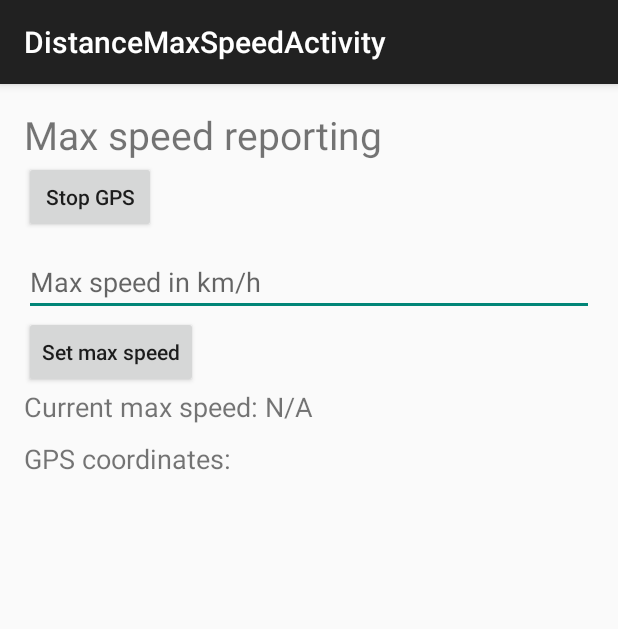
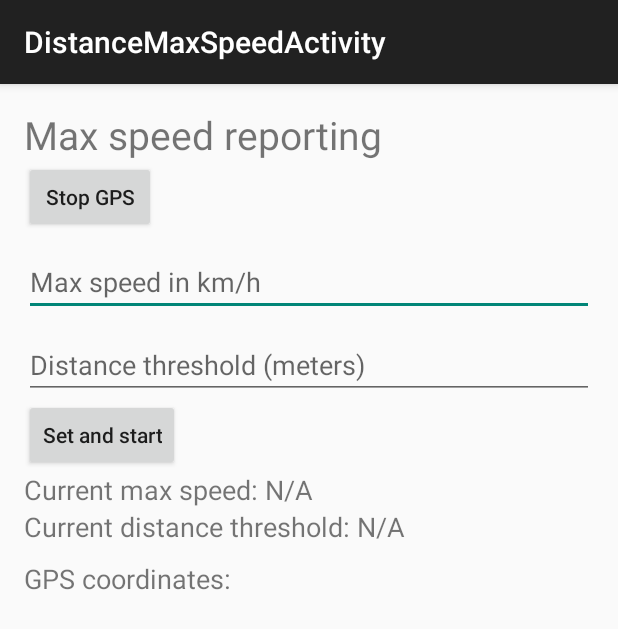
Before and after one commit to YnkDK/PP-Project2, an Android app: the DistanceMaxSpeedActivity screen opened directly, with no data from a screen before it, on a phone screen of 412 x 824 dp. Shown: the top 629 px of the screen. Run offline under Robolectric (Android 15) with nearby library versions, the phone set to English and light mode, and no system bars.

Commit message:
Adapted max speed to use filter + small bug fixes

```diff
--- a/app/src/main/java/dk/au/pp13/positionfinder/DistanceNaiveActivity.java
+++ b/app/src/main/java/dk/au/pp13/positionfinder/DistanceNaiveActivity.java
@@ -7,6 +7,8 @@ import android.support.v7.app.ActionBarActivity;
 import android.view.View;
 import android.widget.EditText;
 import android.widget.TextView;
+
+import dk.au.pp13.positionfinder.filters.HaversineFilter;
 
 
 public class DistanceNaiveActivity extends ActionBarActivity {
--- a/app/src/main/java/dk/au/pp13/positionfinder/GPSListener.java
+++ b/app/src/main/java/dk/au/pp13/positionfinder/GPSListener.java
@@ -4,6 +4,8 @@ import android.location.Location;
 import android.location.LocationListener;
 import android.os.Bundle;
 import android.widget.TextView;
+
+import dk.au.pp13.positionfinder.filters.Filter;
 
 /**
  * Created by CasperC on 9/23/15.
--- a/app/src/main/java/dk/au/pp13/positionfinder/Filter.java
+++ b/app/src/main/java/dk/au/pp13/positionfinder/filters/Filter.java
@@ -1,4 +1,4 @@
-package dk.au.pp13.positionfinder;
+package dk.au.pp13.positionfinder.filters;
 
 import android.location.Location;
 
--- a/app/src/main/java/dk/au/pp13/positionfinder/HaversineFilter.java
+++ b/app/src/main/java/dk/au/pp13/positionfinder/filters/HaversineFilter.java
@@ -1,4 +1,4 @@
-package dk.au.pp13.positionfinder;
+package dk.au.pp13.positionfinder.filters;
 
 import android.location.Location;
 
@@ -10,7 +10,7 @@ public class HaversineFilter implements Filter {
     /**
      * @param threshold The distance in meters, in which two locations should have moved
      */
-    HaversineFilter(double threshold) {
+    public HaversineFilter(double threshold) {
         this.threshold = threshold;
     }
 
--- a/app/src/main/java/dk/au/pp13/positionfinder/TimeFilter.java
+++ b/app/src/main/java/dk/au/pp13/positionfinder/filters/TimeFilter.java
@@ -1,4 +1,4 @@
-package dk.au.pp13.positionfinder;
+package dk.au.pp13.positionfinder.filters;
 
 import android.location.Location;
 
@@ -13,7 +13,7 @@ public class TimeFilter implements Filter {
     /**
      * @param threshold The distance in seconds, in which two locations should have changed
      */
-    TimeFilter(long threshold) {
+    public TimeFilter(long threshold) {
         this.threshold = threshold * 1000;
     }
 
--- a/app/src/main/res/layout/activity_distance_max_speed.xml
+++ b/app/src/main/res/layout/activity_distance_max_speed.xml
@@ -33,6 +33,15 @@
         android:inputType="number"
         />
 
+    <EditText
+        android:id="@+id/inputFieldDistance"
+        android:layout_width="match_parent"
+        android:layout_height="wrap_content"
+        android:hint="@string/distance_threshold"
+        android:layout_marginTop="10dp"
+        android:textSize="18sp"
+        android:inputType="number" />
+
     <Button
         android:layout_width="wrap_content"
         android:layout_height="wrap_content"
@@ -50,6 +59,13 @@
         />
 
     <TextView
+        android:id="@+id/maxDistance"
+        android:layout_width="wrap_content"
+        android:layout_height="wrap_content"
+        android:textSize="18sp"
+        android:text="@string/current_initial_distance_threshold" />
+
+    <TextView
         android:layout_width="wrap_content"
         android:layout_height="wrap_content"
         android:text="@string/gps_coordinates"
--- a/app/src/main/res/values/strings.xml
+++ b/app/src/main/res/values/strings.xml
@@ -14,7 +14,7 @@
     <string name="max_speed_reporting">Max speed reporting</string>
     <string name="stop_gps">Stop GPS</string>
     <string name="max_speed_input">Max speed in km/h</string>
-    <string name="set_max_speed">Set max speed</string>
+    <string name="set_max_speed">Set and start</string>
     <string name="current_initial_max_speed">Current max speed: N/A</string>
     <string name="set_distance">Set distance and start</string>
     <string name="current_initial_distance_threshold">Current distance threshold: N/A</string>
```
Also changed, not shown: app/src/main/java/dk/au/pp13/positionfinder/DistanceMaxSpeedActivity.java (+18 -13 lines), app/src/main/java/dk/au/pp13/positionfinder/filters/MaxSpeedFilter.java (added, +29 -0 lines).
